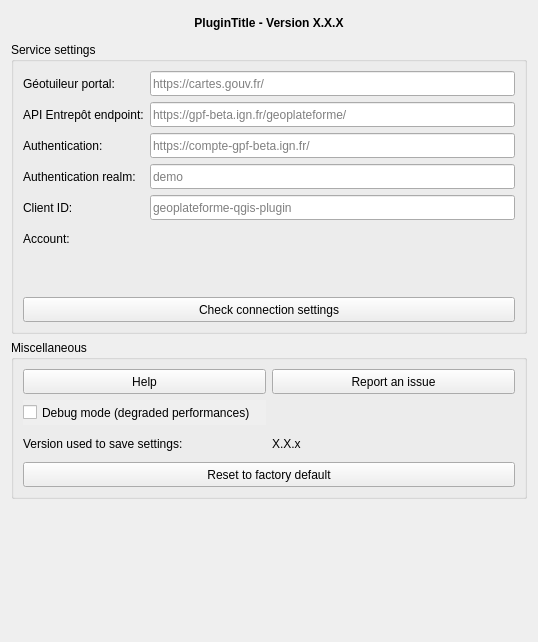
Before: the Qt Designer form geoplateforme/gui/dlg_settings.ui in JulesGrillot/plugin-qgis-geoplateforme, drawn with Qt 5.
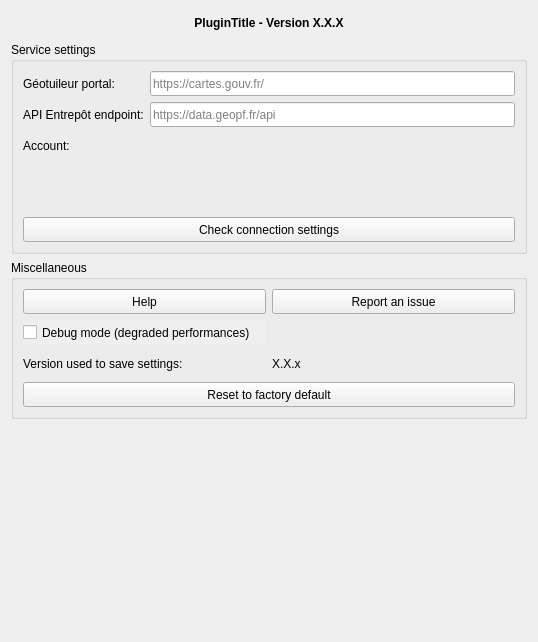
After: the same form once the commit is applied. Icons and pictures are not drawn. Custom widgets are drawn as their Qt base class.

```diff
--- a/geoplateforme/gui/dlg_settings.ui
+++ b/geoplateforme/gui/dlg_settings.ui
@@ -94,27 +94,7 @@
          </size>
         </property>
         <property name="placeholderText">
-         <string notr="true">https://gpf-beta.ign.fr/geoplateforme/</string>
-        </property>
-       </widget>
-      </item>
-
-      <item row="6" column="1">
-       <widget class="QLineEdit" name="lne_auth_client_id">
-        <property name="minimumSize">
-         <size>
-          <width>150</width>
-          <height>25</height>
-         </size>
-        </property>
-        <property name="maximumSize">
-         <size>
-          <width>1000</width>
-          <height>30</height>
-         </size>
-        </property>
-        <property name="placeholderText">
-         <string notr="true">geoplateforme-qgis-plugin</string>
+         <string notr="true">https://data.geopf.fr/api</string>
         </property>
        </widget>
       </item>
@@ -131,25 +111,6 @@
         </property>
        </spacer>
       </item>
-      <item row="4" column="0">
-       <widget class="QLabel" name="lbl_url_auth">
-        <property name="minimumSize">
-         <size>
-          <width>50</width>
-          <height>25</height>
-         </size>
-        </property>
-        <property name="maximumSize">
-         <size>
-          <width>16777215</width>
-          <height>30</height>
-         </size>
-        </property>
-        <property name="text">
-         <string>Authentication:</string>
-        </property>
-       </widget>
-      </item>
       <item row="0" column="0">
        <widget class="QLabel" name="lbl_url_geoplateforme">
         <property name="minimumSize">
@@ -175,28 +136,6 @@
         </property>
        </widget>
       </item>
-      <item row="4" column="1">
-       <widget class="QLineEdit" name="lne_url_auth">
-        <property name="minimumSize">
-         <size>
-          <width>150</width>
-          <height>25</height>
-         </size>
-        </property>
-        <property name="maximumSize">
-         <size>
-          <width>1000</width>
-          <height>30</height>
-         </size>
-        </property>
-        <property name="inputMethodHints">
-         <set>Qt::ImhUrlCharactersOnly</set>
-        </property>
-        <property name="placeholderText">
-         <string notr="true">https://compte-gpf-beta.ign.fr/</string>
-        </property>
-       </widget>
-      </item>
       <item row="1" column="0">
        <widget class="QLabel" name="lbl_url_api_entrepot">
         <property name="text">
@@ -245,47 +184,6 @@
         </property>
        </widget>
       </item>
-      <item row="5" column="0">
-       <widget class="QLabel" name="lbl_auth_realm">
-        <property name="minimumSize">
-         <size>
-          <width>50</width>
-          <height>0</height>
-         </size>
-        </property>
-        <property name="maximumSize">
-         <size>
-          <width>16777215</width>
-          <height>30</height>
-         </size>
-        </property>
-        <property name="text">
-         <string>Authentication realm:</string>
-        </property>
-       </widget>
-      </item>
-      <item row="5" column="1">
-       <widget class="QLineEdit" name="lne_auth_realm">
-        <property name="minimumSize">
-         <size>
-          <width>150</width>
-          <height>25</height>
-         </size>
-        </property>
-        <property name="maximumSize">
-         <size>
-          <width>1000</width>
-          <height>30</height>
-         </size>
-        </property>
-        <property name="inputMethodHints">
-         <set>Qt::ImhLatinOnly|Qt::ImhPreferLowercase</set>
-        </property>
-        <property name="placeholderText">
-         <string notr="true">demo</string>
-        </property>
-       </widget>
-      </item>
       <item row="7" column="0">
        <widget class="QLabel" name="lbl_account">
         <property name="text">
@@ -293,25 +191,6 @@
         </property>
        </widget>
       </item>
-      <item row="6" column="0">
-       <widget class="QLabel" name="lbl_auth_client_id">
-        <property name="minimumSize">
-         <size>
-          <width>50</width>
-          <height>0</height>
-         </size>
-        </property>
-        <property name="maximumSize">
-         <size>
-          <width>16777215</width>
-          <height>30</height>
-         </size>
-        </property>
-        <property name="text">
-         <string>Client ID:</string>
-        </property>
-       </widget>
-      </item>
      </layout>
     </widget>
    </item>
```
